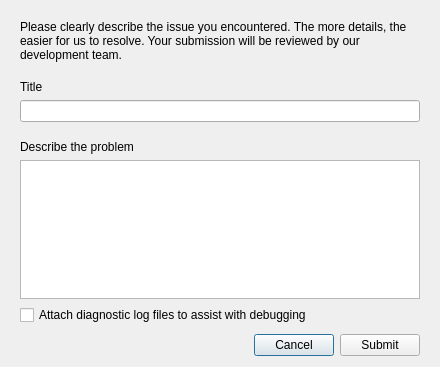
Qt form src/MEGASync/gui/win/BugReportDialog.ui (meganz/MEGAsync) before a commit.
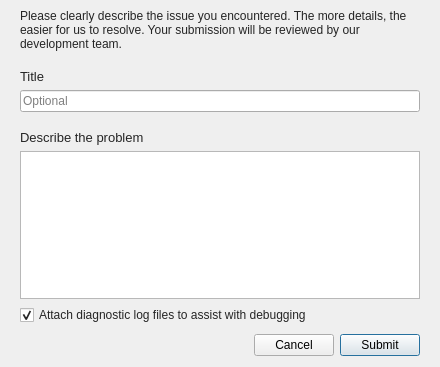
The same form after that commit.

Commit message: update win/linux ui to have support for bug reports

```diff
--- a/src/MEGASync/gui/win/BugReportDialog.ui
+++ b/src/MEGASync/gui/win/BugReportDialog.ui
@@ -29,11 +29,22 @@
    <property name="spacing">
     <number>0</number>
    </property>
+   <property name="topMargin">
+    <number>0</number>
+   </property>
    <item>
     <widget class="QWidget" name="wHeaderBug" native="true">
      <layout class="QVBoxLayout" name="verticalLayout_3">
       <item>
        <widget class="QLabel" name="lDescInfoBug">
+        <property name="styleSheet">
+         <string notr="true">#lDescInfoBug
+{
+	color: rgba(0,0,0,0.85);
+	font-family: &quot;SF Pro Text&quot;;
+	font-size: 12px;
+}</string>
+        </property>
         <property name="text">
          <string>Please clearly describe the issue you encountered. The more details, the easier for us to resolve. Your submission will be reviewed by our development team.</string>
         </property>
@@ -50,13 +61,31 @@
      <layout class="QVBoxLayout" name="verticalLayout_2">
       <item>
        <widget class="QLabel" name="lTitle">
+        <property name="styleSheet">
+         <string notr="true">#lTitle
+{
+	color: #242424;
+	font-family: &quot;SF Pro Text&quot;;
+	font-size: 13px;
+}</string>
+        </property>
         <property name="text">
          <string>Title</string>
         </property>
        </widget>
       </item>
       <item>
-       <widget class="QLineEdit" name="leTitleBug"/>
+       <widget class="QLineEdit" name="leTitleBug">
+        <property name="inputMask">
+         <string/>
+        </property>
+        <property name="text">
+         <string/>
+        </property>
+        <property name="placeholderText">
+         <string>Optional</string>
+        </property>
+       </widget>
       </item>
      </layout>
     </widget>
@@ -66,6 +95,14 @@
      <layout class="QVBoxLayout" name="verticalLayout">
       <item>
        <widget class="QLabel" name="lDescribeBug">
+        <property name="styleSheet">
+         <string notr="true">#lDescribeBug
+{
+	color: rgba(0,0,0,0.85);
+	font-family: &quot;SF Pro Text&quot;;
+	font-size: 13px;
+}</string>
+        </property>
         <property name="text">
          <string>Describe the problem</string>
         </property>
@@ -76,9 +113,21 @@
       </item>
       <item>
        <widget class="QCheckBox" name="cbAttachLogs">
+        <property name="styleSheet">
+         <string notr="true">#cbAttachLogs
+ {
+	color: rgba(0,0,0,0.85);
+	font-family: &quot;SF Pro Text&quot;;
+	font-size: 12px;
+
+}</string>
+        </property>
         <property name="text">
          <string>Attach diagnostic log files to assist with debugging</string>
         </property>
+        <property name="checked">
+         <bool>true</bool>
+        </property>
        </widget>
       </item>
      </layout>
@@ -118,6 +167,9 @@
         <property name="text">
          <string>Submit</string>
         </property>
+        <property name="default">
+         <bool>true</bool>
+        </property>
        </widget>
       </item>
      </layout>
```
The commit also changes 3 other files.
